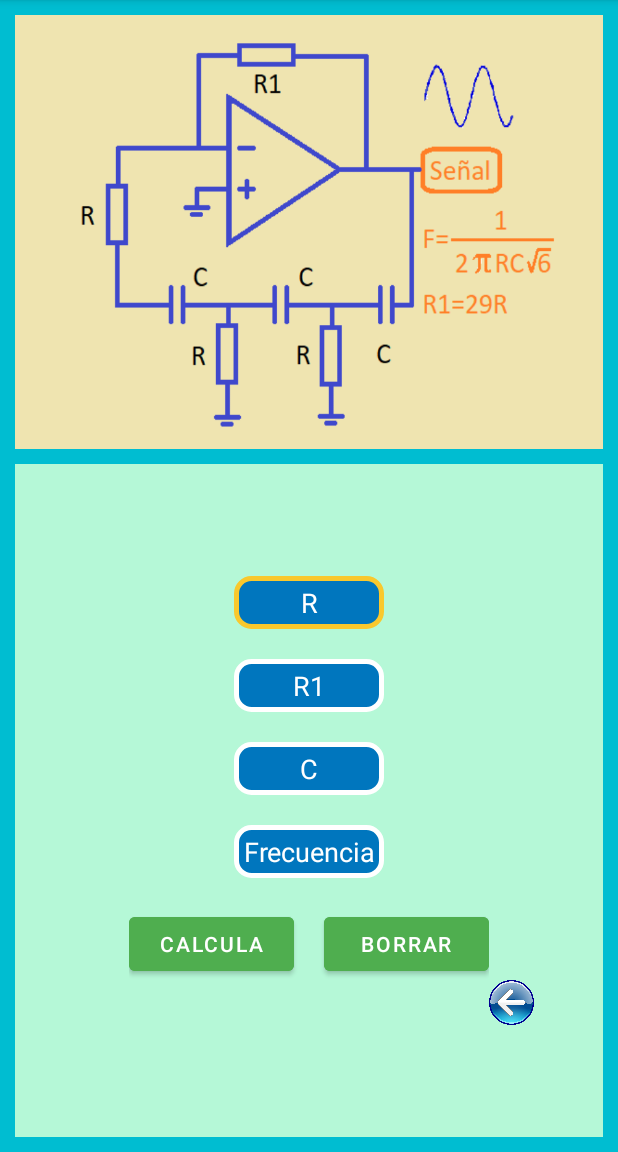
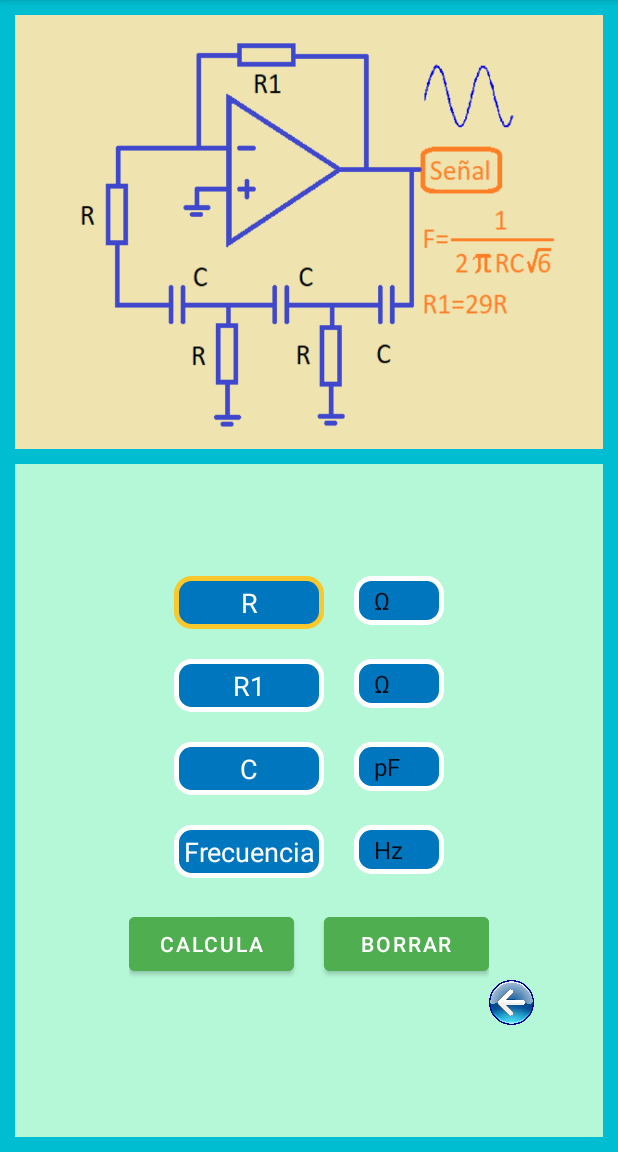
Before and after one commit to HERNANDIITO/SO-2, an Android app: the OsciladorSinusoidal screen opened directly, with no data from a screen before it, after a tap on "BORRAR", on a phone screen of 412 x 824 dp, the part 84-1236 px from its top. Run offline under Robolectric (Android 15) with nearby library versions, the phone set to English and light mode, and no system bars.

Commit message:
Spinners
La idea de que R1 y R2 estuviesen siempre vinculadas era insostenible, por lo que la he descartado en favor de bloquear el EditText que no se está usando y hacer los calculos en base al que tengo.

```diff
--- a/app/src/main/java/com/example/myapplication/OsciladorSinusoidal.java
+++ b/app/src/main/java/com/example/myapplication/OsciladorSinusoidal.java
@@ -7,27 +7,49 @@ import android.media.MediaPlayer;
 import android.os.Bundle;
 import android.text.Editable;
 import android.text.TextWatcher;
+import android.util.Log;
 import android.view.View;
+import android.widget.AdapterView;
+import android.widget.ArrayAdapter;
 import android.widget.EditText;
+import android.widget.Spinner;
 import android.widget.Toast;
 
 import java.math.BigDecimal;
 
-public class OsciladorSinusoidal extends AppCompatActivity{
+public class OsciladorSinusoidal extends AppCompatActivity {
 
     private EditText rEdit, cEdit, r1Edit, freq;
+    private Spinner rSpinner, cSpinner, r1Spinner, freqSpinner;
 
     @Override
     protected void onCreate(Bundle savedInstanceState) {
         super.onCreate(savedInstanceState);
         setContentView(R.layout.oscilador_sinusoidal);
-        rEdit = (EditText) findViewById(R.id.r);
+        rEdit =  (EditText) findViewById(R.id.r);
         r1Edit = (EditText) findViewById(R.id.r1);
-        cEdit = (EditText) findViewById(R.id.c);
-        freq = (EditText) findViewById(R.id.freq);
+        cEdit =  (EditText) findViewById(R.id.c);
+        freq =   (EditText) findViewById(R.id.freq);
+
+        rSpinner =    (Spinner) findViewById(R.id.r_spinner);
+        r1Spinner =   (Spinner) findViewById(R.id.r1_spinner);
+        cSpinner =    (Spinner) findViewById(R.id.c_spinner);
+        freqSpinner = (Spinner) findViewById(R.id.f_spinner);
+
+        ArrayAdapter<CharSequence> resAdapter  = ArrayAdapter.createFromResource(this, R.array.resistencias,  android.R.layout.simple_spinner_item);
+        ArrayAdapter<CharSequence> cAdapter    = ArrayAdapter.createFromResource(this, R.array.condensadores, android.R.layout.simple_spinner_item);
+        ArrayAdapter<CharSequence> freqAdapter = ArrayAdapter.createFromResource(this, R.array.frecuencia,    android.R.layout.simple_spinner_item);
+
+        resAdapter.setDropDownViewResource(android.R.layout.simple_spinner_dropdown_item);
+        cAdapter.setDropDownViewResource(android.R.layout.simple_spinner_dropdown_item);
+        freqAdapter.setDropDownViewResource(android.R.layout.simple_spinner_dropdown_item);
+
+        rSpinner.setAdapter(resAdapter);
+        r1Spinner.setAdapter(resAdapter);
+        cSpinner.setAdapter(cAdapter);
+        freqSpinner.setAdapter(freqAdapter);
 
         rEdit.addTextChangedListener(new TextWatcher() {
-            // Editamos R, r1 tiene que ser 29 veces mayor
             @Override
             public void beforeTextChanged(CharSequence charSequence, int i, int i1, int i2) { }
 
@@ -36,30 +58,18 @@ public class OsciladorSinusoidal extends AppCompatActivity{
 
             @Override
             public void afterTextChanged(Editable editable) {
+                if ( rEdit.getText().toString().isEmpty() ) {
+                    r1Edit.setEnabled(true);
+                    r1Edit.setHintTextColor(getResources().getColor(R.color.white));
 
-                if ( rEdit.getText().toString().isEmpty() ) {
-                    r1Edit.getText().clear();
-                    return;
+                } else {
+                    r1Edit.setEnabled(false);
+                    r1Edit.setHintTextColor(getResources().getColor(R.color.disabled));
                 }
-
-                double r = Double.parseDouble(rEdit.getText().toString());
-
-                if ( r1Edit.getText().toString().isEmpty() ) {
-                    r1Edit.setText(String.valueOf(r / 29));
-                    return;
-                }
-
-                double r1 = Double.parseDouble(r1Edit.getText().toString());
-
-                if ( r1 == r / 29 || r1 == r * 29 ) { return; }
-
-                r1Edit.setText(String.valueOf(r / 29));
-
             }
         });
 
         r1Edit.addTextChangedListener(new TextWatcher() {
-            // Editamos r1, R tiene que ser 29 vece menor
             @Override
             public void beforeTextChanged(CharSequence charSequence, int i, int i1, int i2) { }
 
@@ -68,24 +78,52 @@ public class OsciladorSinusoidal extends AppCompatActivity{
 
             @Override
             public void afterTextChanged(Editable editable) {
+                if ( r1Edit.getText().toString().isEmpty() ) {
+                    rEdit.setEnabled(true);
+                    rEdit.setHintTextColor(getResources().getColor(R.color.white));
 
-                if ( r1Edit.getText().toString().isEmpty() ) {
-                    rEdit.getText().clear();
-                    return;
+                } else {
+                    rEdit.setEnabled(false);
+                    rEdit.setHintTextColor(getResources().getColor(R.color.disabled));
                 }
-                double r1 = Double.parseDouble(r1Edit.getText().toString());
-                if ( rEdit.getText().toString().isEmpty() ) {
-                    rEdit.setText(String.valueOf(r1 * 29));
-                    return;
-                }
-                double r = Double.parseDouble(rEdit.getText().toString());
-
-                if ( r1 == r / 29 || r1 == r * 29 ) { return; }
-
-                rEdit.setText(String.valueOf(r1 * 29));
-
             }
         });
+    }
+
+    public double getTotalValue( double currentValue, Spinner spinner ) {
+        double result = currentValue;
+        switch ( spinner.getSelectedItemPosition() ) {
+            case 0:
+                break;
+            case 1:
+                result = result * 1000;
+                break;
+            case 2:
+                result = result * 1000000;
+                break;
+            default:
+                result = -1;
+                break;
+        }
+        return result;
+    }
+
+    public double transformTotal( double totalValue, Spinner spinner ) {
+        double result = totalValue;
+        switch ( spinner.getSelectedItemPosition() ) {
+            case 0:
+                break;
+            case 1:
+                result = result / 1000;
+                break;
+            case 2:
+                result = result / 1000000;
+                break;
+        }
+        Log.d("POSITION", String.valueOf(spinner.getSelectedItemPosition()));
+        Log.d("TOTAL VALUE", String.valueOf(totalValue));
+        Log.d("RESULT", String.valueOf(result));
+        return result;
     }
 
     public void Back (View view) {
@@ -112,8 +150,8 @@ public class OsciladorSinusoidal extends AppCompatActivity{
     }
 
     public void Suma(View view) {
-        if ( rEdit.getText().toString().isEmpty() ) {
-            errorToast("Introduce un valor en R");
+        if ( rEdit.getText().toString().isEmpty() && r1Edit.getText().toString().isEmpty()) {
+            errorToast("Introduce un valor en R o R1");
             return;
         }
 
@@ -122,21 +160,26 @@ public class OsciladorSinusoidal extends AppCompatActivity{
             return;
         }
 
-        double r = Double.parseDouble(rEdit.getText().toString());
-        double r1 = Double.parseDouble(r1Edit.getText().toString());
+        double r;
         double c = Double.parseDouble(cEdit.getText().toString());
+
+        if ( !rEdit.getText().toString().isEmpty() ) {
+            r = Double.parseDouble(rEdit.getText().toString());
+            r = getTotalValue(r, rSpinner);
+        } else {
+            r = Double.parseDouble(r1Edit.getText().toString());
+            r = getTotalValue(r, r1Spinner);
+        }
 
         if ( r < 1000 || r > 1000000 ) {
             errorToast("R debe estar comprendido en el intervalo [1 KΩ, 1 MΩ]");
             return;
         }
 
-
-
         MediaPlayer mpok= MediaPlayer.create(this,R.raw.ok);
         mpok.start();
 
-        double denom = 2*Math.PI * r * c * Math.sqrt(6);
+        double denom = 2 * Math.PI * r * c * Math.sqrt(6);
         double res = 1 / denom;
 
         BigDecimal textRes = new BigDecimal(String.valueOf(res)).setScale(4, BigDecimal.ROUND_FLOOR);
--- a/app/src/main/res/layout/oscilador_sinusoidal.xml
+++ b/app/src/main/res/layout/oscilador_sinusoidal.xml
@@ -28,6 +28,18 @@
                 android:orientation="vertical"
                 android:layout_width="match_parent"
                 android:layout_height="match_parent">
+                <RelativeLayout
+                    android:layout_width="wrap_content"
+                    android:layout_height="wrap_content">
+                    <Spinner
+                        android:layout_marginLeft="20dp"
+                        android:id="@+id/r_spinner"
+                        android:background="@drawable/rounded"
+                        android:layout_toEndOf="@+id/r"
+                        android:layout_width="60dp"
+                        android:padding="5dp"
+                        android:layout_height="wrap_content">
+                    </Spinner>
                     <EditText
                         android:inputType="numberDecimal"
                         android:id="@+id/r"
@@ -41,7 +53,18 @@
                         android:layout_width="100dp"
                         android:layout_height="wrap_content">
                     </EditText>
+                    <Spinner
+                        android:layout_marginLeft="20dp"
+                        android:id="@+id/r1_spinner"
+                        android:background="@drawable/rounded"
+                        android:layout_toEndOf="@+id/r1"
+                        android:layout_below="@+id/r"
+                        android:layout_width="60dp"
+                        android:padding="5dp"
+                        android:layout_height="wrap_content">
+                    </Spinner>
                     <EditText
+                        android:layout_below="@+id/r"
                         android:id="@+id/r1"
                         android:textColor="@color/white"
                         android:textColorHint="@color/white"
@@ -53,7 +76,18 @@
                         android:layout_width="100dp"
                         android:layout_height="wrap_content">
                     </EditText>
+                    <Spinner
+                        android:layout_marginLeft="20dp"
+                        android:id="@+id/c_spinner"
+                        android:background="@drawable/rounded"
+                        android:layout_below="@id/r1"
+                        android:layout_toEndOf="@+id/c"
+                        android:layout_width="60dp"
+                        android:padding="5dp"
+                        android:layout_height="wrap_content">
+                    </Spinner>
                     <EditText
+                        android:layout_below="@+id/r1"
                         android:inputType="numberDecimal"
                         android:id="@+id/c"
                         android:textColor="@color/white"
@@ -66,7 +100,19 @@
                         android:layout_width="100dp"
                         android:layout_height="wrap_content">
                     </EditText>
+                    <Spinner
+
+                        android:layout_marginLeft="20dp"
+                        android:id="@+id/f_spinner"
+                        android:background="@drawable/rounded"
+                        android:layout_below="@id/c"
+                        android:layout_toEndOf="@+id/freq"
+                        android:layout_width="60dp"
+                        android:padding="5dp"
+                        android:layout_height="wrap_content">
+                    </Spinner>
                     <EditText
+                        android:layout_below="@id/c"
                         android:id="@+id/freq"
                         android:textColor="@color/white"
                         android:textColorHint="@color/white"
@@ -78,6 +124,8 @@
                         android:layout_width="100dp"
                         android:layout_height="wrap_content">
                     </EditText>
+
+                </RelativeLayout>
 
                 <RelativeLayout
                     android:gravity="center"
--- a/app/src/main/res/values/colors.xml
+++ b/app/src/main/res/values/colors.xml
@@ -13,5 +13,6 @@
     <color name="input_bg">#0076BE</color>
     <color name="input_border">#F9C82D</color>
     <color name="btn_bg">#4FAE4F</color>
+    <color name="disabled">#808080</color>
 
 </resources>
--- /dev/null
+++ b/app/src/main/res/values/spinners.xml
@@ -0,0 +1,20 @@
+<?xml version="1.0" encoding="utf-8"?>
+<resources>
+    <string-array name="resistencias">
+        <item>Ω</item>
+        <item>KΩ</item>
+        <item>MΩ</item>
+    </string-array>
+
+    <string-array name="condensadores">
+        <item>pF</item>
+        <item>nF</item>
+        <item>μF</item>
+    </string-array>
+
+    <string-array name="frecuencia">
+        <item>Hz</item>
+        <item>Khz</item>
+        <item>Mhz</item>
+    </string-array>
+</resources>
```
Lines whose indentation alone changed are shown as unchanged.
